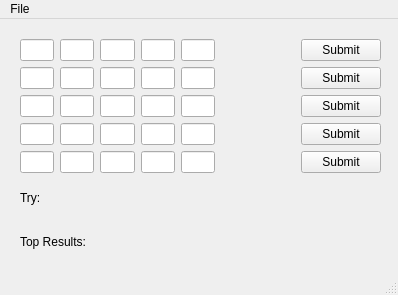
Above: wordle_solver.ui from benmurray/wordleHelper before the change. Below: the same form after it.
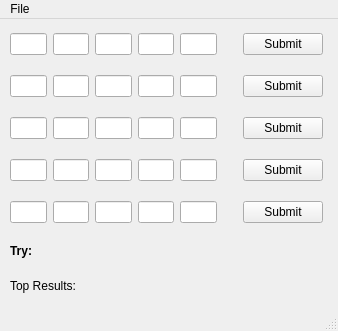
That is the form after the change.

What changed in the file:
```diff
--- a/wordle_solver.ui
+++ b/wordle_solver.ui
@@ -6,8 +6,8 @@
    <rect>
     <x>0</x>
     <y>0</y>
-    <width>398</width>
-    <height>295</height>
+    <width>338</width>
+    <height>331</height>
    </rect>
   </property>
   <property name="windowTitle">
@@ -17,10 +17,10 @@
    <widget class="QWidget" name="verticalLayoutWidget">
     <property name="geometry">
      <rect>
-      <x>20</x>
-      <y>20</y>
-      <width>361</width>
-      <height>221</height>
+      <x>10</x>
+      <y>0</y>
+      <width>313</width>
+      <height>291</height>
      </rect>
     </property>
     <layout class="QVBoxLayout" name="verticalLayout">
@@ -51,7 +51,7 @@
          </property>
          <property name="sizeHint" stdset="0">
           <size>
-           <width>80</width>
+           <width>20</width>
            <height>20</height>
           </size>
          </property>
@@ -93,7 +93,7 @@
          </property>
          <property name="sizeHint" stdset="0">
           <size>
-           <width>80</width>
+           <width>20</width>
            <height>20</height>
           </size>
          </property>
@@ -138,7 +138,7 @@
          </property>
          <property name="sizeHint" stdset="0">
           <size>
-           <width>80</width>
+           <width>20</width>
            <height>20</height>
           </size>
          </property>
@@ -183,7 +183,7 @@
          </property>
          <property name="sizeHint" stdset="0">
           <size>
-           <width>80</width>
+           <width>20</width>
            <height>20</height>
           </size>
          </property>
@@ -228,7 +228,7 @@
          </property>
          <property name="sizeHint" stdset="0">
           <size>
-           <width>80</width>
+           <width>20</width>
            <height>20</height>
           </size>
          </property>
@@ -248,6 +248,24 @@
      </item>
      <item>
       <widget class="QLabel" name="try_next_text">
+       <property name="sizePolicy">
+        <sizepolicy hsizetype="Preferred" vsizetype="Fixed">
+         <horstretch>0</horstretch>
+         <verstretch>0</verstretch>
+        </sizepolicy>
+       </property>
+       <property name="minimumSize">
+        <size>
+         <width>0</width>
+         <height>15</height>
+        </size>
+       </property>
+       <property name="font">
+        <font>
+         <weight>75</weight>
+         <bold>true</bold>
+        </font>
+       </property>
        <property name="text">
         <string>Try: </string>
        </property>
@@ -255,6 +273,18 @@
      </item>
      <item>
       <widget class="QLabel" name="top_results">
+       <property name="sizePolicy">
+        <sizepolicy hsizetype="Preferred" vsizetype="Fixed">
+         <horstretch>0</horstretch>
+         <verstretch>0</verstretch>
+        </sizepolicy>
+       </property>
+       <property name="minimumSize">
+        <size>
+         <width>0</width>
+         <height>15</height>
+        </size>
+       </property>
        <property name="text">
         <string>Top Results: </string>
        </property>
@@ -268,7 +298,7 @@
     <rect>
      <x>0</x>
      <y>0</y>
-     <width>398</width>
+     <width>338</width>
      <height>28</height>
     </rect>
    </property>
```
Left out of the diff: 30 changed lines with no effect on the pictures.
